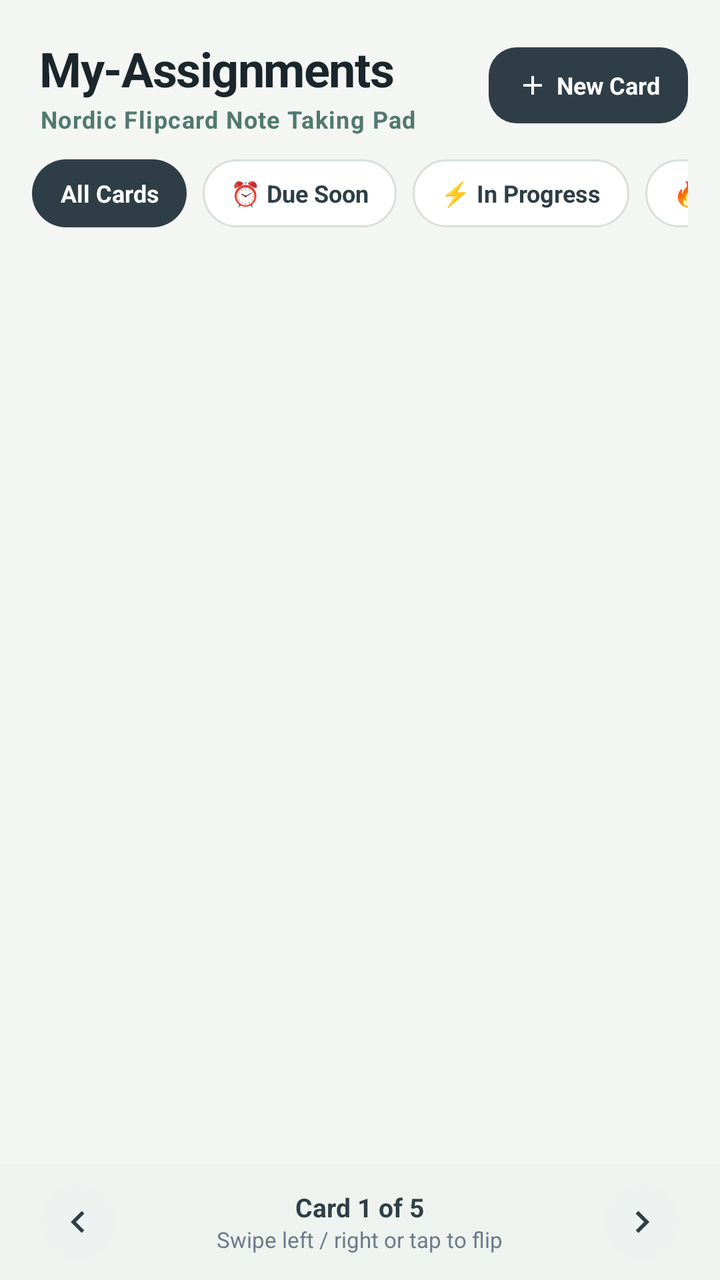
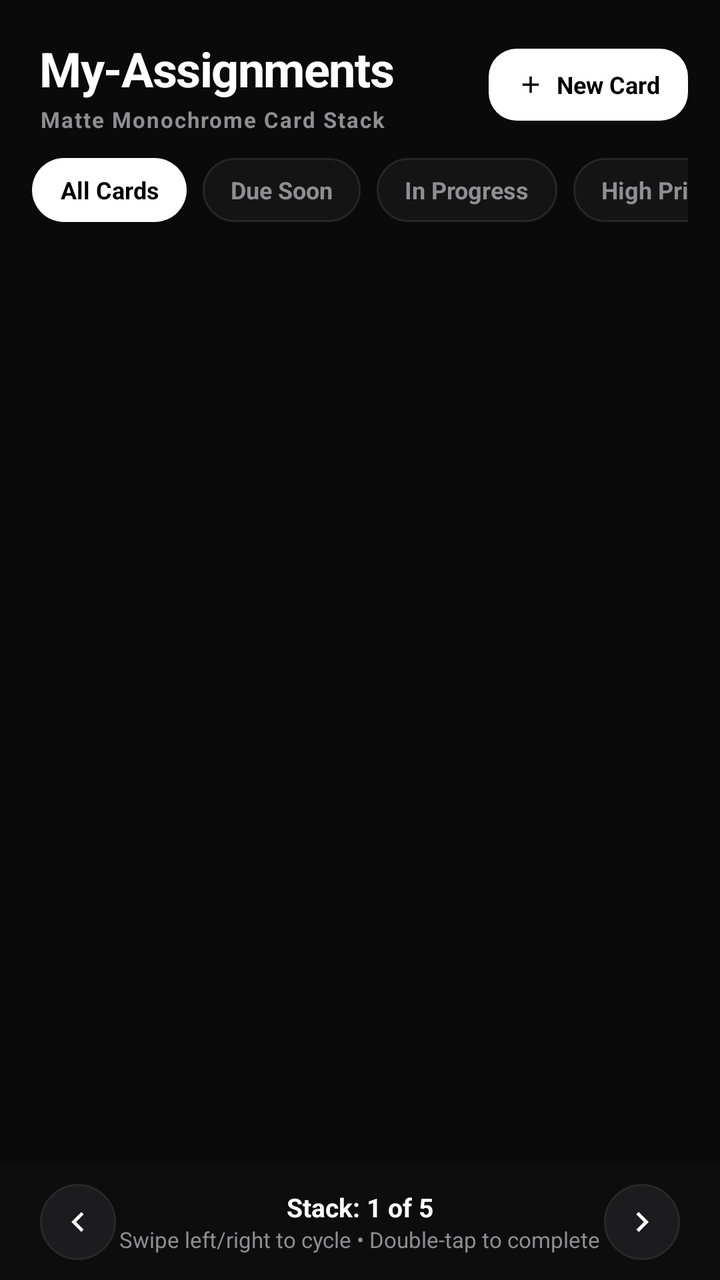

Before-and-after screenshots of an Android layout around one commit, followed by the original layout XML and the change that was made.
<!-- AndroidManifest.xml: application theme Theme.NordicAssignments -->
<!-- res/layout/activity_main.xml -->
<?xml version="1.0" encoding="utf-8"?>
<LinearLayout xmlns:android="http://schemas.android.com/apk/res/android"
    xmlns:app="http://schemas.android.com/apk/res-auto"
    android:layout_width="match_parent"
    android:layout_height="match_parent"
    android:orientation="vertical"
    android:background="@color/nordic_bg">

    
    <LinearLayout
        android:layout_width="match_parent"
        android:layout_height="wrap_content"
        android:orientation="horizontal"
        android:gravity="center_vertical"
        android:paddingStart="20dp"
        android:paddingEnd="16dp"
        android:paddingTop="18dp"
        android:paddingBottom="12dp">

        <LinearLayout
            android:layout_width="0dp"
            android:layout_height="wrap_content"
            android:layout_weight="1"
            android:orientation="vertical">

            <TextView
                android:layout_width="wrap_content"
                android:layout_height="wrap_content"
                android:text="My-Assignments"
                android:textColor="#1B262C"
                android:textSize="24sp"
                android:textStyle="bold"
                android:letterSpacing="-0.02" />

            <TextView
                android:id="@+id/tvHeaderSubtitle"
                android:layout_width="wrap_content"
                android:layout_height="wrap_content"
                android:layout_marginTop="1dp"
                android:text="Nordic Flipcard Note Taking Pad"
                android:textColor="#52796F"
                android:textSize="12sp"
                android:letterSpacing="0.04"
                android:textStyle="bold" />
        </LinearLayout>

        
        <LinearLayout
            android:id="@+id/btnAddNewAssignment"
            android:layout_width="wrap_content"
            android:layout_height="38dp"
            android:background="@drawable/bg_button_nordic_primary"
            android:gravity="center"
            android:paddingHorizontal="14dp"
            android:clickable="true"
            android:focusable="true">

            <ImageView
                android:layout_width="16dp"
                android:layout_height="16dp"
                android:src="@drawable/ic_add"
                app:tint="@color/white"
                android:contentDescription="Add card" />

            <TextView
                android:layout_width="wrap_content"
                android:layout_height="wrap_content"
                android:layout_marginStart="4dp"
                android:text="New Card"
                android:textColor="@color/white"
                android:textSize="12sp"
                android:textStyle="bold" />
        </LinearLayout>
    </LinearLayout>

    
    <HorizontalScrollView
        android:layout_width="match_parent"
        android:layout_height="wrap_content"
        android:scrollbars="none"
        android:paddingStart="16dp"
        android:paddingEnd="16dp"
        android:paddingBottom="8dp">

        <LinearLayout
            android:layout_width="wrap_content"
            android:layout_height="wrap_content"
            android:orientation="horizontal">

            <TextView
                android:id="@+id/chipFilterAll"
                android:layout_width="wrap_content"
                android:layout_height="34dp"
                android:background="@drawable/bg_chip_filter_selected"
                android:gravity="center"
                android:paddingHorizontal="14dp"
                android:text="All Cards"
                android:textColor="@color/white"
                android:textSize="12sp"
                android:textStyle="bold"
                android:clickable="true"
                android:focusable="true" />

            <TextView
                android:id="@+id/chipFilterDueSoon"
                android:layout_width="wrap_content"
                android:layout_height="34dp"
                android:layout_marginStart="8dp"
                android:background="@drawable/bg_chip_filter_unselected"
                android:gravity="center"
                android:paddingHorizontal="14dp"
                android:text="⏰ Due Soon"
                android:textColor="#2F3E46"
                android:textSize="12sp"
                android:textStyle="bold"
                android:clickable="true"
                android:focusable="true" />

            <TextView
                android:id="@+id/chipFilterActive"
                android:layout_width="wrap_content"
                android:layout_height="34dp"
                android:layout_marginStart="8dp"
                android:background="@drawable/bg_chip_filter_unselected"
                android:gravity="center"
                android:paddingHorizontal="14dp"
                android:text="⚡ In Progress"
                android:textColor="#2F3E46"
                android:textSize="12sp"
                android:textStyle="bold"
                android:clickable="true"
                android:focusable="true" />

            <TextView
                android:id="@+id/chipFilterPriority"
                android:layout_width="wrap_content"
                android:layout_height="34dp"
                android:layout_marginStart="8dp"
                android:background="@drawable/bg_chip_filter_unselected"
                android:gravity="center"
                android:paddingHorizontal="14dp"
                android:text="🔥 High Priority"
                android:textColor="#2F3E46"
                android:textSize="12sp"
                android:textStyle="bold"
                android:clickable="true"
                android:focusable="true" />

            <TextView
                android:id="@+id/chipFilterCompleted"
                android:layout_width="wrap_content"
                android:layout_height="34dp"
                android:layout_marginStart="8dp"
                android:background="@drawable/bg_chip_filter_unselected"
                android:gravity="center"
                android:paddingHorizontal="14dp"
                android:text="✓ Completed"
                android:textColor="#2F3E46"
                android:textSize="12sp"
                android:textStyle="bold"
                android:clickable="true"
                android:focusable="true" />
        </LinearLayout>
    </HorizontalScrollView>

    
    <FrameLayout
        android:layout_width="match_parent"
        android:layout_height="0dp"
        android:layout_weight="1">

        
        <androidx.viewpager2.widget.ViewPager2
            android:id="@+id/viewPagerCards"
            android:layout_width="match_parent"
            android:layout_height="match_parent"
            android:clipChildren="false"
            android:clipToPadding="false"
            android:paddingHorizontal="16dp"
            android:paddingVertical="8dp" />

        
        <LinearLayout
            android:id="@+id/layoutEmptyDeck"
            android:layout_width="match_parent"
            android:layout_height="match_parent"
            android:gravity="center"
            android:orientation="vertical"
            android:padding="32dp"
            android:visibility="gone">

            <ImageView
                android:layout_width="72dp"
                android:layout_height="72dp"
                android:src="@drawable/ic_focus_zen"
                app:tint="#52796F"
                android:contentDescription="No assignments" />

            <TextView
                android:layout_width="wrap_content"
                android:layout_height="wrap_content"
                android:layout_marginTop="16dp"
                android:text="All Clear on Your Deck"
                android:textColor="#1B262C"
                android:textSize="18sp"
                android:textStyle="bold" />

            <TextView
                android:layout_width="wrap_content"
                android:layout_height="wrap_content"
                android:layout_marginTop="6dp"
                android:gravity="center"
                android:text="No assignment cards found in this view. Enjoy the peaceful Nordic calm or create a new card."
                android:textColor="#6C7A89"
                android:textSize="13sp"
                android:lineSpacingExtra="2dp" />

            <TextView
                android:id="@+id/btnEmptyCreateCard"
                android:layout_width="wrap_content"
                android:layout_height="42dp"
                android:layout_marginTop="20dp"
                android:background="@drawable/bg_button_nordic_primary"
                android:gravity="center"
                android:paddingHorizontal="20dp"
                android:text="+ Create Assignment Card"
                android:textColor="@color/white"
                android:textSize="13sp"
                android:textStyle="bold"
                android:clickable="true"
                android:focusable="true" />
        </LinearLayout>
    </FrameLayout>

    
    <LinearLayout
        android:id="@+id/layoutBottomDeckControls"
        android:layout_width="match_parent"
        android:layout_height="wrap_content"
        android:orientation="horizontal"
        android:gravity="center_vertical"
        android:paddingHorizontal="20dp"
        android:paddingVertical="10dp"
        android:background="#EFF3F0">

        
        <ImageView
            android:id="@+id/btnPrevCard"
            android:layout_width="38dp"
            android:layout_height="38dp"
            android:padding="8dp"
            android:background="@drawable/bg_chip_pill"
            android:src="@drawable/ic_arrow_back"
            app:tint="#2F3E46"
            android:contentDescription="Previous Card" />

        
        <LinearLayout
            android:layout_width="0dp"
            android:layout_height="wrap_content"
            android:layout_weight="1"
            android:gravity="center"
            android:orientation="vertical">

            <TextView
                android:id="@+id/tvCardDeckCounter"
                android:layout_width="wrap_content"
                android:layout_height="wrap_content"
                android:text="Card 1 of 5"
                android:textColor="#2F3E46"
                android:textSize="13sp"
                android:textStyle="bold" />

            <TextView
                android:layout_width="wrap_content"
                android:layout_height="wrap_content"
                android:text="Swipe left / right or tap to flip"
                android:textColor="#6C7A89"
                android:textSize="11sp" />
        </LinearLayout>

        
        <ImageView
            android:id="@+id/btnNextCard"
            android:layout_width="38dp"
            android:layout_height="38dp"
            android:padding="8dp"
            android:background="@drawable/bg_chip_pill"
            android:src="@drawable/ic_arrow_forward"
            app:tint="#2F3E46"
            android:contentDescription="Next Card" />
    </LinearLayout>
</LinearLayout>
<!-- resources referenced by this layout -->
<resources>
  <color name="nordic_bg">#F4F6F4</color>
  <color name="white">#FFFFFF</color>
  <!-- drawable bg_button_nordic_primary (drawable) -->
  <?xml version="1.0" encoding="utf-8"?>
  <ripple xmlns:android="http://schemas.android.com/apk/res/android"
      android:color="#40FFFFFF">
      <item>
          <shape android:shape="rectangle">
              <corners android:radius="14dp" />
              <solid android:color="#2F3E46" />
          </shape>
      </item>
  </ripple>
  <!-- drawable bg_chip_filter_selected (drawable) -->
  <?xml version="1.0" encoding="utf-8"?>
  <shape xmlns:android="http://schemas.android.com/apk/res/android"
      android:shape="rectangle">
      <corners android:radius="100dp" />
      <solid android:color="#2F3E46" />
  </shape>
  <!-- drawable bg_chip_filter_unselected (drawable) -->
  <?xml version="1.0" encoding="utf-8"?>
  <shape xmlns:android="http://schemas.android.com/apk/res/android"
      android:shape="rectangle">
      <corners android:radius="100dp" />
      <solid android:color="#FFFFFF" />
      <stroke
          android:width="1dp"
          android:color="#D8E0DC" />
  </shape>
  <!-- drawable bg_chip_pill (drawable) -->
  <?xml version="1.0" encoding="utf-8"?>
  <shape xmlns:android="http://schemas.android.com/apk/res/android"
      android:shape="rectangle">
      <corners android:radius="100dp" />
      <solid android:color="#EDF2F0" />
  </shape>
  <!-- drawable ic_add (drawable) -->
  <vector xmlns:android="http://schemas.android.com/apk/res/android"
      android:width="24dp"
      android:height="24dp"
      android:viewportWidth="24"
      android:viewportHeight="24">
      <path
          android:fillColor="#FFFFFF"
          android:pathData="M19,13h-6v6h-2v-6H5v-2h6V5h2v6h6v2z" />
  </vector>
  <!-- drawable ic_arrow_back (drawable) -->
  <vector xmlns:android="http://schemas.android.com/apk/res/android"
      android:width="24dp"
      android:height="24dp"
      android:viewportWidth="24"
      android:viewportHeight="24">
      <path
          android:fillColor="#2F3E46"
          android:pathData="M15.41,7.41L14,6l-6,6 6,6 1.41,-1.41L10.83,12z" />
  </vector>
  <!-- drawable ic_focus_zen (drawable) -->
  <vector xmlns:android="http://schemas.android.com/apk/res/android"
      android:width="24dp"
      android:height="24dp"
      android:viewportWidth="24"
      android:viewportHeight="24">
      <path
          android:fillColor="#52796F"
          android:pathData="M12,2C6.48,2 2,6.48 2,12s4.48,10 10,10 10,-4.48 10,-10S17.52,2 12,2zM12,20c-4.41,0 -8,-3.59 -8,-8 0,-2.38 1.04,-4.52 2.71,-6C6.4,7.21 6.2,8.58 6.2,10c0,4.86 3.94,8.8 8.8,8.8 1.42,0 2.79,-0.2 4,-0.51C17.52,19.96 14.88,20 12,20zM12.5,7C10.01,7 8,9.01 8,11.5c0,1.38 1.12,2.5 2.5,2.5s2.5,-1.12 2.5,-2.5c0,-0.69 0.56,-1.25 1.25,-1.25s1.25,0.56 1.25,1.25c0,1.52 -1.23,2.75 -2.75,2.75 -0.41,0 -0.75,0.34 -0.75,0.75s0.34,0.75 0.75,0.75c2.35,0 4.25,-1.9 4.25,-4.25C17,8.79 14.99,7 12.5,7z" />
  </vector>
  <style name="Theme.NordicAssignments" parent="Theme.MaterialComponents.DayNight.NoActionBar">
          <item name="colorPrimary">@color/nordic_pine</item>
          <item name="colorPrimaryVariant">@color/nordic_dark</item>
          <item name="colorOnPrimary">@color/white</item>
          <item name="colorSecondary">@color/nordic_sage</item>
          <item name="colorSecondaryVariant">@color/nordic_slate</item>
          <item name="colorOnSecondary">@color/white</item>
          <item name="android:statusBarColor">@color/nordic_bg</item>
          <item name="android:windowLightStatusBar">true</item>
          <item name="android:windowBackground">@color/nordic_bg</item>
      </style>
  <color name="nordic_pine">#354F52</color>
  <color name="nordic_dark">#1B262C</color>
  <color name="nordic_sage">#52796F</color>
  <color name="nordic_slate">#2F3E46</color>
  <!-- unchanged entries left out for length: 1 -->
</resources>

<!-- the commit's change to res/layout/activity_main.xml (unified diff, before → after) -->
@@ -27,7 +27,7 @@
                 android:layout_width="wrap_content"
                 android:layout_height="wrap_content"
                 android:text="My-Assignments"
-                android:textColor="#1B262C"
+                android:textColor="#FFFFFF"
                 android:textSize="24sp"
                 android:textStyle="bold"
                 android:letterSpacing="-0.02" />
@@ -36,11 +36,11 @@
                 android:id="@+id/tvHeaderSubtitle"
                 android:layout_width="wrap_content"
                 android:layout_height="wrap_content"
-                android:layout_marginTop="1dp"
-                android:text="Nordic Flipcard Note Taking Pad"
-                android:textColor="#52796F"
-                android:textSize="12sp"
-                android:letterSpacing="0.04"
+                android:layout_marginTop="2dp"
+                android:text="Matte Monochrome Card Stack"
+                android:textColor="#8E8E93"
+                android:textSize="11sp"
+                android:letterSpacing="0.06"
                 android:textStyle="bold" />
         </LinearLayout>
 
@@ -48,7 +48,7 @@
         <LinearLayout
             android:id="@+id/btnAddNewAssignment"
             android:layout_width="wrap_content"
-            android:layout_height="38dp"
+            android:layout_height="36dp"
             android:background="@drawable/bg_button_nordic_primary"
             android:gravity="center"
             android:paddingHorizontal="14dp"
@@ -56,18 +56,18 @@
             android:focusable="true">
 
             <ImageView
-                android:layout_width="16dp"
-                android:layout_height="16dp"
+                android:layout_width="14dp"
+                android:layout_height="14dp"
                 android:src="@drawable/ic_add"
-                app:tint="@color/white"
+                app:tint="#000000"
                 android:contentDescription="Add card" />
 
             <TextView
                 android:layout_width="wrap_content"
                 android:layout_height="wrap_content"
-                android:layout_marginStart="4dp"
+                android:layout_marginStart="6dp"
                 android:text="New Card"
-                android:textColor="@color/white"
+                android:textColor="#000000"
                 android:textSize="12sp"
                 android:textStyle="bold" />
         </LinearLayout>
@@ -80,7 +80,7 @@
         android:scrollbars="none"
         android:paddingStart="16dp"
         android:paddingEnd="16dp"
-        android:paddingBottom="8dp">
+        android:paddingBottom="10dp">
 
         <LinearLayout
             android:layout_width="wrap_content"
@@ -90,12 +90,12 @@
             <TextView
                 android:id="@+id/chipFilterAll"
                 android:layout_width="wrap_content"
-                android:layout_height="34dp"
+                android:layout_height="32dp"
                 android:background="@drawable/bg_chip_filter_selected"
                 android:gravity="center"
                 android:paddingHorizontal="14dp"
                 android:text="All Cards"
-                android:textColor="@color/white"
+                android:textColor="#000000"
                 android:textSize="12sp"
                 android:textStyle="bold"
                 android:clickable="true"
@@ -104,13 +104,13 @@
             <TextView
                 android:id="@+id/chipFilterDueSoon"
                 android:layout_width="wrap_content"
-                android:layout_height="34dp"
+                android:layout_height="32dp"
                 android:layout_marginStart="8dp"
                 android:background="@drawable/bg_chip_filter_unselected"
                 android:gravity="center"
                 android:paddingHorizontal="14dp"
-                android:text="⏰ Due Soon"
-                android:textColor="#2F3E46"
+                android:text="Due Soon"
+                android:textColor="#8E8E93"
                 android:textSize="12sp"
                 android:textStyle="bold"
                 android:clickable="true"
@@ -119,13 +119,13 @@
             <TextView
                 android:id="@+id/chipFilterActive"
                 android:layout_width="wrap_content"
-                android:layout_height="34dp"
+                android:layout_height="32dp"
                 android:layout_marginStart="8dp"
                 android:background="@drawable/bg_chip_filter_unselected"
                 android:gravity="center"
                 android:paddingHorizontal="14dp"
-                android:text="⚡ In Progress"
-                android:textColor="#2F3E46"
+                android:text="In Progress"
+                android:textColor="#8E8E93"
                 android:textSize="12sp"
                 android:textStyle="bold"
                 android:clickable="true"
@@ -134,13 +134,13 @@
             <TextView
                 android:id="@+id/chipFilterPriority"
                 android:layout_width="wrap_content"
-                android:layout_height="34dp"
+                android:layout_height="32dp"
                 android:layout_marginStart="8dp"
                 android:background="@drawable/bg_chip_filter_unselected"
                 android:gravity="center"
                 android:paddingHorizontal="14dp"
-                android:text="🔥 High Priority"
-                android:textColor="#2F3E46"
+                android:text="High Priority"
+                android:textColor="#8E8E93"
                 android:textSize="12sp"
                 android:textStyle="bold"
                 android:clickable="true"
@@ -149,13 +149,13 @@
             <TextView
                 android:id="@+id/chipFilterCompleted"
                 android:layout_width="wrap_content"
-                android:layout_height="34dp"
+                android:layout_height="32dp"
                 android:layout_marginStart="8dp"
                 android:background="@drawable/bg_chip_filter_unselected"
                 android:gravity="center"
                 android:paddingHorizontal="14dp"
-                android:text="✓ Completed"
-                android:textColor="#2F3E46"
+                android:text="Completed"
+                android:textColor="#8E8E93"
                 android:textSize="12sp"
                 android:textStyle="bold"
                 android:clickable="true"
@@ -167,17 +167,44 @@
     <FrameLayout
         android:layout_width="match_parent"
         android:layout_height="0dp"
-        android:layout_weight="1">
-
-        
-        <androidx.viewpager2.widget.ViewPager2
-            android:id="@+id/viewPagerCards"
+        android:layout_weight="1"
+        android:clipChildren="false"
+        android:clipToPadding="false"
+        android:paddingHorizontal="16dp"
+        android:paddingVertical="8dp">
+
+        
+        <FrameLayout
+            android:id="@+id/layoutCardStackContainer"
             android:layout_width="match_parent"
             android:layout_height="match_parent"
             android:clipChildren="false"
-            android:clipToPadding="false"
-            android:paddingHorizontal="16dp"
-            android:paddingVertical="8dp" />
+            android:clipToPadding="false">
+
+            
+            <FrameLayout
+                android:id="@+id/containerCardBottom"
+                android:layout_width="match_parent"
+                android:layout_height="match_parent"
+                android:clipChildren="false"
+                android:visibility="gone" />
+
+            
+            <FrameLayout
+                android:id="@+id/containerCardMiddle"
+                android:layout_width="match_parent"
+                android:layout_height="match_parent"
+                android:clipChildren="false"
+                android:visibility="gone" />
+
+            
+            <FrameLayout
+                android:id="@+id/containerCardTop"
+                android:layout_width="match_parent"
+                android:layout_height="match_parent"
+                android:clipChildren="false"
+                android:visibility="gone" />
+        </FrameLayout>
 
         
         <LinearLayout
@@ -186,45 +213,77 @@
             android:layout_height="match_parent"
             android:gravity="center"
             android:orientation="vertical"
-            android:padding="32dp"
+            android:padding="28dp"
             android:visibility="gone">
 
             <ImageView
-                android:layout_width="72dp"
-                android:layout_height="72dp"
-                android:src="@drawable/ic_focus_zen"
-                app:tint="#52796F"
-                android:contentDescription="No assignments" />
-
-            <TextView
+                android:layout_width="64dp"
+                android:layout_height="64dp"
+                android:src="@drawable/ic_notes"
+                app:tint="#52525B"
+                android:contentDescription="Empty Stack" />
+
+            <TextView
+                android:id="@+id/tvEmptyTitle"
                 android:layout_width="wrap_content"
                 android:layout_height="wrap_content"
                 android:layout_marginTop="16dp"
-                android:text="All Clear on Your Deck"
-                android:textColor="#1B262C"
+                android:text="Your Stack is Empty"
+                android:textColor="#FFFFFF"
                 android:textSize="18sp"
                 android:textStyle="bold" />
 
             <TextView
+                android:id="@+id/tvEmptySubtitle"
                 android:layout_width="wrap_content"
                 android:layout_height="wrap_content"
                 android:layout_marginTop="6dp"
                 android:gravity="center"
-                android:text="No assignment cards found in this view. Enjoy the peaceful Nordic calm or create a new card."
-                android:textColor="#6C7A89"
+                android:text="No assignment cards found. Start with a clean slate and create your first matte card."
+                android:textColor="#8E8E93"
                 android:textSize="13sp"
                 android:lineSpacingExtra="2dp" />
 
+            <LinearLayout
+                android:layout_width="wrap_content"
+                android:layout_height="wrap_content"
+                android:layout_marginTop="14dp"
+                android:background="@drawable/bg_chip_pill"
+                android:paddingHorizontal="14dp"
+                android:paddingVertical="8dp"
+                android:gravity="center"
+                android:orientation="vertical">
+
+                <TextView
+                    android:layout_width="wrap_content"
+                    android:layout_height="wrap_content"
+                    android:text="QUICK GESTURES"
+                    android:textColor="#8E8E93"
+                    android:textSize="10sp"
+                    android:letterSpacing="0.08"
+                    android:textStyle="bold" />
+
+                <TextView
+                    android:layout_width="wrap_content"
+                    android:layout_height="wrap_content"
+                    android:layout_marginTop="3dp"
+                    android:gravity="center"
+                    android:text="• Double-tap to complete\n• Swipe left or right to cycle stack\n• Tap notes / flip to edit &amp; check to return"
+                    android:textColor="#A1A1AA"
+                    android:textSize="11sp"
+                    android:lineSpacingExtra="2dp" />
+            </LinearLayout>
+
             <TextView
                 android:id="@+id/btnEmptyCreateCard"
                 android:layout_width="wrap_content"
-                android:layout_height="42dp"
+                android:layout_height="40dp"
                 android:layout_marginTop="20dp"
                 android:background="@drawable/bg_button_nordic_primary"
                 android:gravity="center"
-                android:paddingHorizontal="20dp"
+                android:paddingHorizontal="22dp"
                 android:text="+ Create Assignment Card"
-                android:textColor="@color/white"
+                android:textColor="#000000"
                 android:textSize="13sp"
                 android:textStyle="bold"
                 android:clickable="true"
@@ -241,17 +300,17 @@
         android:gravity="center_vertical"
         android:paddingHorizontal="20dp"
         android:paddingVertical="10dp"
-        android:background="#EFF3F0">
+        android:background="#0D0D0D">
 
         
         <ImageView
             android:id="@+id/btnPrevCard"
             android:layout_width="38dp"
             android:layout_height="38dp"
-            android:padding="8dp"
+            android:padding="9dp"
             android:background="@drawable/bg_chip_pill"
             android:src="@drawable/ic_arrow_back"
-            app:tint="#2F3E46"
+            app:tint="#FFFFFF"
             android:contentDescription="Previous Card" />
 
         
@@ -266,16 +325,16 @@
                 android:id="@+id/tvCardDeckCounter"
                 android:layout_width="wrap_content"
                 android:layout_height="wrap_content"
-                android:text="Card 1 of 5"
-                android:textColor="#2F3E46"
+                android:text="Stack: 1 of 5"
+                android:textColor="#FFFFFF"
                 android:textSize="13sp"
                 android:textStyle="bold" />
 
             <TextView
                 android:layout_width="wrap_content"
                 android:layout_height="wrap_content"
-                android:text="Swipe left / right or tap to flip"
-                android:textColor="#6C7A89"
+                android:text="Swipe left/right to cycle • Double-tap to complete"
+                android:textColor="#8E8E93"
                 android:textSize="11sp" />
         </LinearLayout>
 
@@ -284,10 +343,10 @@
             android:id="@+id/btnNextCard"
             android:layout_width="38dp"
             android:layout_height="38dp"
-            android:padding="8dp"
+            android:padding="9dp"
             android:background="@drawable/bg_chip_pill"
             android:src="@drawable/ic_arrow_forward"
-            app:tint="#2F3E46"
+            app:tint="#FFFFFF"
             android:contentDescription="Next Card" />
     </LinearLayout>
 </LinearLayout>
<!-- resource entries referenced after the edit -->
@@ -1,15 +1,14 @@
 <!-- resources referenced by this layout -->
 <resources>
-  <color name="nordic_bg">#F4F6F4</color>
-  <color name="white">#FFFFFF</color>
+  <color name="nordic_bg">#0A0A0A</color>
   <!-- drawable bg_button_nordic_primary (drawable) -->
   <?xml version="1.0" encoding="utf-8"?>
   <ripple xmlns:android="http://schemas.android.com/apk/res/android"
-      android:color="#40FFFFFF">
+      android:color="#33000000">
       <item>
           <shape android:shape="rectangle">
               <corners android:radius="14dp" />
-              <solid android:color="#2F3E46" />
+              <solid android:color="#FFFFFF" />
           </shape>
       </item>
   </ripple>
@@ -18,24 +17,27 @@
   <shape xmlns:android="http://schemas.android.com/apk/res/android"
       android:shape="rectangle">
       <corners android:radius="100dp" />
-      <solid android:color="#2F3E46" />
+      <solid android:color="#FFFFFF" />
   </shape>
   <!-- drawable bg_chip_filter_unselected (drawable) -->
   <?xml version="1.0" encoding="utf-8"?>
   <shape xmlns:android="http://schemas.android.com/apk/res/android"
       android:shape="rectangle">
       <corners android:radius="100dp" />
-      <solid android:color="#FFFFFF" />
+      <solid android:color="#141414" />
       <stroke
           android:width="1dp"
-          android:color="#D8E0DC" />
+          android:color="#262626" />
   </shape>
   <!-- drawable bg_chip_pill (drawable) -->
   <?xml version="1.0" encoding="utf-8"?>
   <shape xmlns:android="http://schemas.android.com/apk/res/android"
       android:shape="rectangle">
       <corners android:radius="100dp" />
-      <solid android:color="#EDF2F0" />
+      <solid android:color="#1C1C1E" />
+      <stroke
+          android:width="1dp"
+          android:color="#282828" />
   </shape>
   <!-- drawable ic_add (drawable) -->
   <vector xmlns:android="http://schemas.android.com/apk/res/android"
@@ -57,31 +59,29 @@
           android:fillColor="#2F3E46"
           android:pathData="M15.41,7.41L14,6l-6,6 6,6 1.41,-1.41L10.83,12z" />
   </vector>
-  <!-- drawable ic_focus_zen (drawable) -->
+  <!-- drawable ic_notes (drawable) -->
   <vector xmlns:android="http://schemas.android.com/apk/res/android"
       android:width="24dp"
       android:height="24dp"
       android:viewportWidth="24"
       android:viewportHeight="24">
       <path
-          android:fillColor="#52796F"
-          android:pathData="M12,2C6.48,2 2,6.48 2,12s4.48,10 10,10 10,-4.48 10,-10S17.52,2 12,2zM12,20c-4.41,0 -8,-3.59 -8,-8 0,-2.38 1.04,-4.52 2.71,-6C6.4,7.21 6.2,8.58 6.2,10c0,4.86 3.94,8.8 8.8,8.8 1.42,0 2.79,-0.2 4,-0.51C17.52,19.96 14.88,20 12,20zM12.5,7C10.01,7 8,9.01 8,11.5c0,1.38 1.12,2.5 2.5,2.5s2.5,-1.12 2.5,-2.5c0,-0.69 0.56,-1.25 1.25,-1.25s1.25,0.56 1.25,1.25c0,1.52 -1.23,2.75 -2.75,2.75 -0.41,0 -0.75,0.34 -0.75,0.75s0.34,0.75 0.75,0.75c2.35,0 4.25,-1.9 4.25,-4.25C17,8.79 14.99,7 12.5,7z" />
+          android:fillColor="#2F3E46"
+          android:pathData="M19,3H5C3.9,3 3,3.9 3,5v14c0,1.1 0.9,2 2,2h14c1.1,0 2,-0.9 2,-2V5C21,3.9 20.1,3 19,3zM19,19H5V5h14V19zM7,7h10v2H7V7zM7,11h10v2H7V11zM7,15h7v2H7V15z" />
   </vector>
   <style name="Theme.NordicAssignments" parent="Theme.MaterialComponents.DayNight.NoActionBar">
-          <item name="colorPrimary">@color/nordic_pine</item>
-          <item name="colorPrimaryVariant">@color/nordic_dark</item>
-          <item name="colorOnPrimary">@color/white</item>
-          <item name="colorSecondary">@color/nordic_sage</item>
-          <item name="colorSecondaryVariant">@color/nordic_slate</item>
-          <item name="colorOnSecondary">@color/white</item>
-          <item name="android:statusBarColor">@color/nordic_bg</item>
-          <item name="android:windowLightStatusBar">true</item>
-          <item name="android:windowBackground">@color/nordic_bg</item>
+          <item name="colorPrimary">#FFFFFF</item>
+          <item name="colorPrimaryVariant">#262626</item>
+          <item name="colorOnPrimary">#000000</item>
+          <item name="colorSecondary">#E5E5EA</item>
+          <item name="colorSecondaryVariant">#1C1C1E</item>
+          <item name="colorOnSecondary">#FFFFFF</item>
+          <item name="android:statusBarColor">#0A0A0A</item>
+          <item name="android:windowLightStatusBar">false</item>
+          <item name="android:navigationBarColor">#0A0A0A</item>
+          <item name="android:windowLightNavigationBar" tools:targetApi="o_mr1">false</item>
+          <item name="android:windowBackground">#0A0A0A</item>
       </style>
-  <color name="nordic_pine">#354F52</color>
-  <color name="nordic_dark">#1B262C</color>
-  <color name="nordic_sage">#52796F</color>
-  <color name="nordic_slate">#2F3E46</color>
   <!-- unchanged entries left out for length: 1 -->
 </resources>
 
